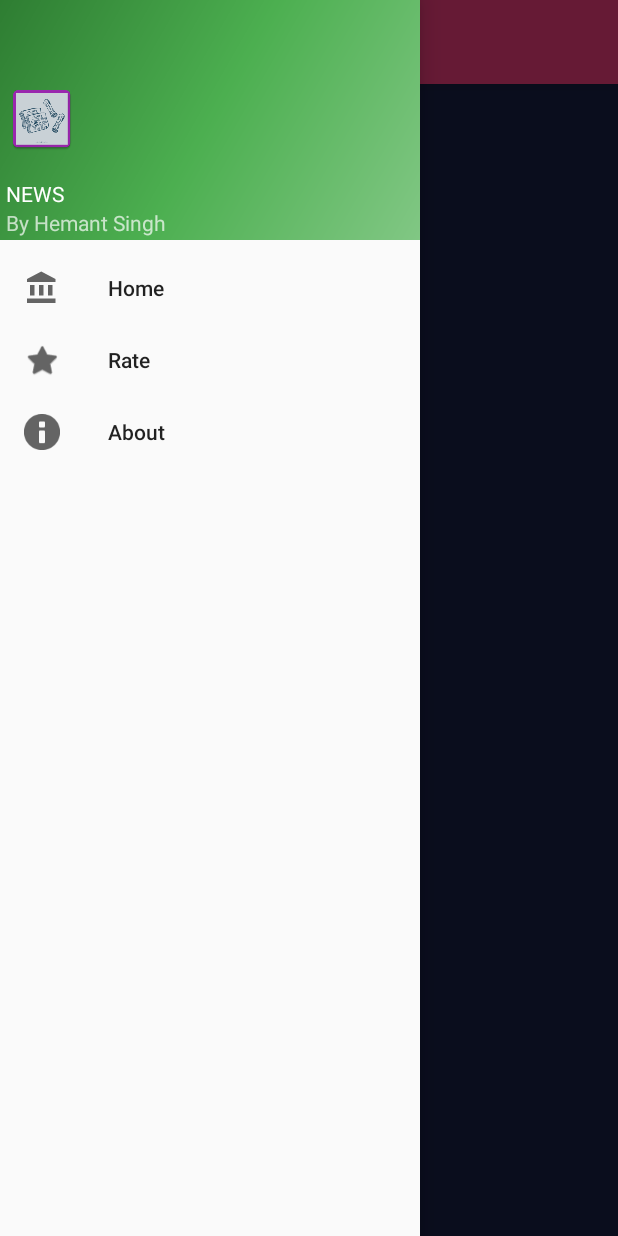
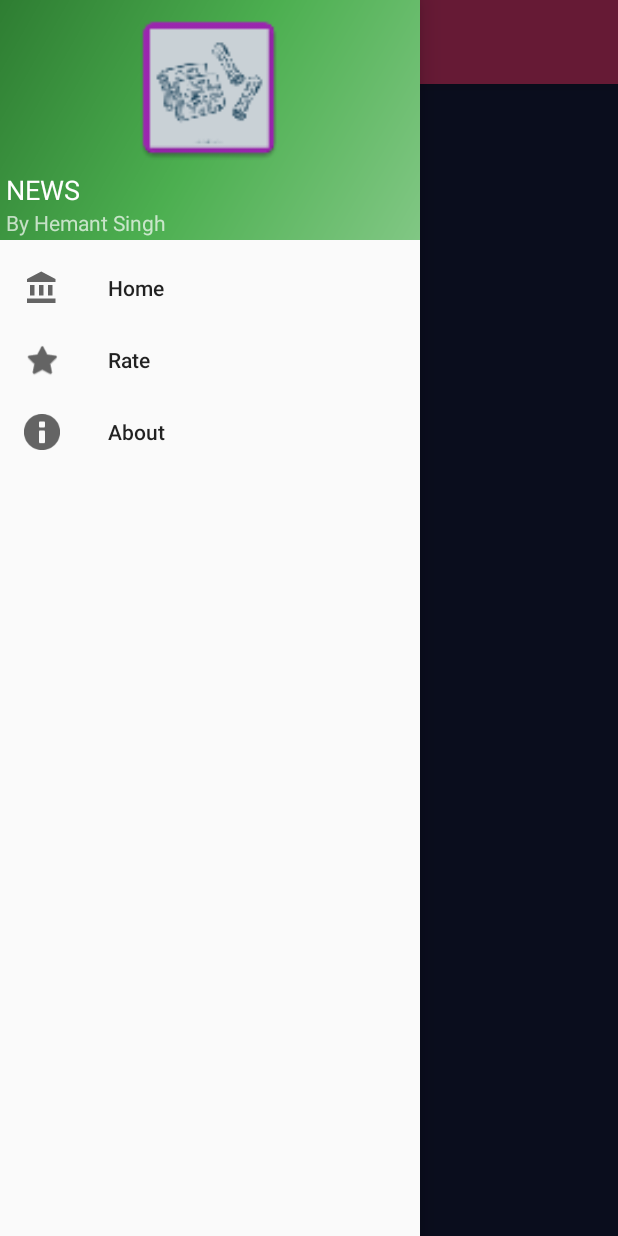
Before and after one commit to hemant3370/NEWS, an Android app: the screen it shows after launch (MainActivity), with the side drawer open, on a phone screen of 412 x 824 dp. Run offline under Robolectric (Android 15) with nearby library versions, the phone set to English and light mode, and no system bars; our stand-ins replace AdMob, ButterKnife, Picasso; libraries missing offline, so code that uses them is left out: com.firebase.client, com.mikepenz.aboutlibraries, com.zplesac.connectionbuddy, io.realm; pictures from the network do not load; 17 statements that could not run were skipped.

Commit message:
Navigation Drawer Modified

```diff
--- a/app/src/main/res/layout/nav_header_main.xml
+++ b/app/src/main/res/layout/nav_header_main.xml
@@ -12,23 +12,23 @@
     android:gravity="bottom">
 
     <ImageView
-        android:layout_width="wrap_content"
-        android:layout_height="wrap_content"
-        android:paddingTop="@dimen/nav_header_vertical_spacing"
+        android:layout_width="@dimen/nav_header_icon_dimen"
+        android:layout_height="@dimen/nav_header_icon_dimen"
+        android:layout_gravity="center_horizontal"
         android:src="@mipmap/ic_launcher"
         android:id="@+id/imageView" />
 
     <TextView
         android:layout_width="match_parent"
         android:layout_height="wrap_content"
-        android:paddingTop="@dimen/nav_header_vertical_spacing"
-        android:text="NEWS"
+        android:text="@string/app_title"
+        android:textSize="@dimen/app_title_text_size"
         android:textAppearance="@style/TextAppearance.AppCompat.Body1" />
 
     <TextView
         android:layout_width="wrap_content"
         android:layout_height="wrap_content"
-        android:text="By Hemant Singh"
+        android:text="@string/app_developer"
         android:id="@+id/textView" />
 
 </LinearLayout>
--- a/app/src/main/res/menu/activity_main_drawer.xml
+++ b/app/src/main/res/menu/activity_main_drawer.xml
@@ -1,23 +1,20 @@
 <?xml version="1.0" encoding="utf-8"?>
-<menu xmlns:android="http://schemas.android.com/apk/res/android"
-    >
+<menu xmlns:android="http://schemas.android.com/apk/res/android">
 
     <group android:checkableBehavior="single">
         <item
             android:id="@+id/nav_camera"
             android:icon="@drawable/ic_home"
-            android:title="Home" />
-
-
+            android:title="@string/home" />
 
         <item
             android:id="@+id/nav_share"
             android:icon="@android:drawable/btn_star_big_on"
-                android:title="Rate" />
+            android:title="@string/rate" />
         <item
             android:id="@+id/nav_about"
             android:icon="@android:drawable/ic_dialog_info"
-                android:title="About" />
+            android:title="@string/about" />
 
     </group>
 </menu>
--- a/app/src/main/res/values/dimens.xml
+++ b/app/src/main/res/values/dimens.xml
@@ -13,4 +13,6 @@ Refer to App Widget Documentation for margin information
 http://developer.android.com/guide/topics/appwidgets/index.html#CreatingLayout
     -->
     <dimen name="widget_margin">8dp</dimen>
+    <dimen name="nav_header_icon_dimen">110dp</dimen>
+    <dimen name="app_title_text_size">18sp</dimen>
 </resources>
--- a/app/src/main/res/values/strings.xml
+++ b/app/src/main/res/values/strings.xml
@@ -13,4 +13,9 @@
     <string name="title_activity_news_tabbed">NewsTabbedActivity</string>
     <string name="appwidget_text">EXAMPLE</string>
     <string name="add_widget">Add widget</string>
+    <string name="home">Home</string>
+    <string name="rate">Rate</string>
+    <string name="about">About</string>
+    <string name="app_title">NEWS</string>
+    <string name="app_developer">By Hemant Singh</string>
 </resources>
--- a/build.gradle
+++ b/build.gradle
@@ -8,7 +8,7 @@ buildscript {
     }
 
     dependencies {
-         classpath 'com.android.tools.build:gradle:3.1.0'
+         classpath 'com.android.tools.build:gradle:3.1.3'
         classpath "io.realm:realm-gradle-plugin:4.1.1"
 //        classpath 'com.google.gms:google-services:3.0.0'
 
```
Lines whose indentation alone changed are shown as unchanged.
